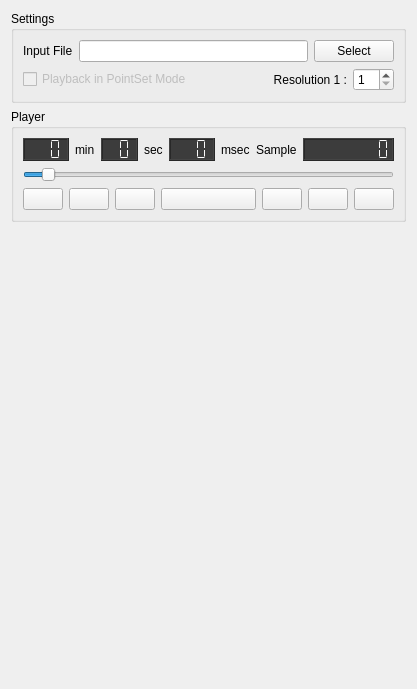
Above: Modules/IGTUI/Qmitk/QmitkIGTPlayerWidgetControls.ui from MITK/MITK before the change. Below: the same form after it.
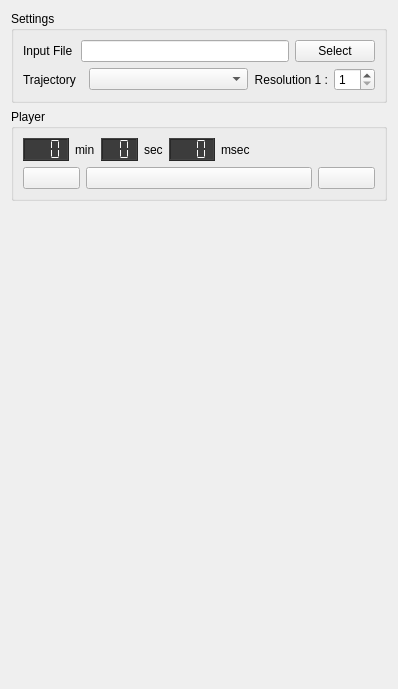
That is the form after the change. Icons and pictures are not drawn.

Commit message: - enhanced NavigationDataPlayerView for replay with trajectory splines - inserted trajectory select combobox for IGTPlayerWidget

The edit to the form file:
```diff
--- a/Modules/IGTUI/Qmitk/QmitkIGTPlayerWidgetControls.ui
+++ b/Modules/IGTUI/Qmitk/QmitkIGTPlayerWidgetControls.ui
@@ -30,13 +30,25 @@
        <layout class="QHBoxLayout" name="horizontalLayout_6">
         <item>
          <widget class="QLabel" name="label_2">
+          <property name="sizePolicy">
+           <sizepolicy hsizetype="Expanding" vsizetype="Preferred">
+            <horstretch>2</horstretch>
+            <verstretch>0</verstretch>
+           </sizepolicy>
+          </property>
           <property name="text">
            <string>Input File</string>
           </property>
          </widget>
         </item>
         <item>
-         <widget class="QLineEdit" name="m_leInputFile">
+         <widget class="QLineEdit" name="inputFileLineEdit">
+          <property name="sizePolicy">
+           <sizepolicy hsizetype="Expanding" vsizetype="Fixed">
+            <horstretch>8</horstretch>
+            <verstretch>0</verstretch>
+           </sizepolicy>
+          </property>
           <property name="minimumSize">
            <size>
             <width>150</width>
@@ -49,7 +61,13 @@
          </widget>
         </item>
         <item>
-         <widget class="QPushButton" name="m_pbLoadDir">
+         <widget class="QPushButton" name="selectPushButton">
+          <property name="sizePolicy">
+           <sizepolicy hsizetype="Minimum" vsizetype="Fixed">
+            <horstretch>2</horstretch>
+            <verstretch>0</verstretch>
+           </sizepolicy>
+          </property>
           <property name="maximumSize">
            <size>
             <width>90</width>
@@ -75,30 +93,36 @@
       <item>
        <layout class="QHBoxLayout" name="horizontalLayout_5">
         <item>
-         <widget class="QCheckBox" name="m_cbPointSetMode">
-          <property name="enabled">
-           <bool>false</bool>
+         <widget class="QLabel" name="label">
+          <property name="sizePolicy">
+           <sizepolicy hsizetype="Expanding" vsizetype="Preferred">
+            <horstretch>2</horstretch>
+            <verstretch>0</verstretch>
+           </sizepolicy>
           </property>
           <property name="text">
-           <string>Playback in PointSet Mode</string>
+           <string>Trajectory  </string>
           </property>
          </widget>
         </item>
         <item>
-         <spacer name="horizontalSpacer">
-          <property name="orientation">
-           <enum>Qt::Horizontal</enum>
+         <widget class="QComboBox" name="trajectorySelectComboBox">
+          <property name="sizePolicy">
+           <sizepolicy hsizetype="Expanding" vsizetype="Fixed">
+            <horstretch>7</horstretch>
+            <verstretch>0</verstretch>
+           </sizepolicy>
           </property>
-          <property name="sizeHint" stdset="0">
-           <size>
-            <width>40</width>
-            <height>20</height>
-           </size>
-          </property>
-         </spacer>
+         </widget>
         </item>
         <item>
-         <widget class="QLabel" name="m_lblResolution">
+         <widget class="QLabel" name="resolutionLabel">
+          <property name="sizePolicy">
+           <sizepolicy hsizetype="Preferred" vsizetype="Preferred">
+            <horstretch>2</horstretch>
+            <verstretch>0</verstretch>
+           </sizepolicy>
+          </property>
           <property name="text">
            <string>Resolution 1 :</string>
           </property>
@@ -108,12 +132,18 @@
          </widget>
         </item>
         <item>
-         <widget class="QSpinBox" name="m_sbResolution">
+         <widget class="QSpinBox" name="resolutionSpinBox">
+          <property name="sizePolicy">
+           <sizepolicy hsizetype="Minimum" vsizetype="Fixed">
+            <horstretch>1</horstretch>
+            <verstretch>0</verstretch>
+           </sizepolicy>
+          </property>
           <property name="minimum">
            <number>1</number>
           </property>
           <property name="maximum">
-           <number>10</number>
+           <number>25</number>
           </property>
          </widget>
         </item>
@@ -218,131 +248,32 @@
           </property>
          </spacer>
         </item>
-        <item>
-         <widget class="QLabel" name="m_lblSample">
-          <property name="text">
-           <string>Sample</string>
-          </property>
-         </widget>
-        </item>
-        <item>
-         <widget class="QLCDNumber" name="m_lcdNrSample">
-          <property name="styleSheet">
-           <string notr="true">background-color: rgb(60, 60, 60);
-color: rgb(250, 250, 250);</string>
-          </property>
-          <property name="numDigits">
-           <number>8</number>
-          </property>
-          <property name="segmentStyle">
-           <enum>QLCDNumber::Flat</enum>
-          </property>
-         </widget>
-        </item>
        </layout>
       </item>
       <item>
-       <widget class="QSlider" name="m_hsPlaybackPosition">
-        <property name="styleSheet">
-         <string notr="true">color: rgb(170, 0, 0);</string>
-        </property>
-        <property name="minimum">
-         <number>0</number>
-        </property>
-        <property name="maximum">
-         <number>100</number>
-        </property>
-        <property name="sliderPosition">
-         <number>5</number>
-        </property>
-        <property name="orientation">
-         <enum>Qt::Horizontal</enum>
-        </property>
-        <property name="invertedAppearance">
-         <bool>false</bool>
-        </property>
-        <property name="invertedControls">
-         <bool>false</bool>
-        </property>
-        <property name="tickPosition">
-         <enum>QSlider::NoTicks</enum>
-        </property>
-       </widget>
-      </item>
-      <item>
-       <layout class="QHBoxLayout" name="horizontalLayout">
+       <layout class="QHBoxLayout" name="horizontalLayout_8">
         <item>
-         <layout class="QHBoxLayout" name="horizontalLayout_3">
-          <item>
-           <widget class="QPushButton" name="m_pbBegin">
-            <property name="sizePolicy">
-             <sizepolicy hsizetype="Preferred" vsizetype="Preferred">
-              <horstretch>0</horstretch>
-              <verstretch>0</verstretch>
-             </sizepolicy>
-            </property>
-            <property name="text">
-             <string/>
-            </property>
-            <property name="icon">
-             <iconset resource="../resources/IGTUI.qrc">
-              <normaloff>:/IGTUI/firstframe.png</normaloff>:/IGTUI/firstframe.png</iconset>
-            </property>
-           </widget>
-          </item>
-          <item>
-           <widget class="QPushButton" name="m_pbFastBackward">
-            <property name="sizePolicy">
-             <sizepolicy hsizetype="Preferred" vsizetype="Preferred">
-              <horstretch>0</horstretch>
-              <verstretch>0</verstretch>
-             </sizepolicy>
-            </property>
-            <property name="text">
-             <string/>
-            </property>
-            <property name="icon">
-             <iconset resource="../resources/IGTUI.qrc">
-              <normaloff>:/IGTUI/fastbackward.png</normaloff>:/IGTUI/fastbackward.png</iconset>
-            </property>
-            <property name="iconSize">
-             <size>
-              <width>20</width>
-              <height>16</height>
-             </size>
-            </property>
-           </widget>
-          </item>
-          <item>
-           <widget class="QPushButton" name="m_pbFrameBackward">
-            <property name="sizePolicy">
-             <sizepolicy hsizetype="Preferred" vsizetype="Preferred">
-              <horstretch>0</horstretch>
-              <verstretch>0</verstretch>
-             </sizepolicy>
-            </property>
-            <property name="sizeIncrement">
-             <size>
-              <width>0</width>
-              <height>0</height>
-             </size>
-            </property>
-            <property name="text">
-             <string/>
-            </property>
-            <property name="icon">
-             <iconset resource="../resources/IGTUI.qrc">
-              <normaloff>:/IGTUI/previousframe.png</normaloff>:/IGTUI/previousframe.png</iconset>
-            </property>
-           </widget>
-          </item>
-         </layout>
+         <widget class="QPushButton" name="beginPushButton">
+          <property name="sizePolicy">
+           <sizepolicy hsizetype="Preferred" vsizetype="Preferred">
+            <horstretch>1</horstretch>
+            <verstretch>0</verstretch>
+           </sizepolicy>
+          </property>
+          <property name="text">
+           <string/>
+          </property>
+          <property name="icon">
+           <iconset resource="../resources/IGTUI.qrc">
+            <normaloff>:/IGTUI/firstframe.png</normaloff>:/IGTUI/firstframe.png</iconset>
+          </property>
+         </widget>
         </item>
         <item>
-         <widget class="QPushButton" name="m_pbPlay">
+         <widget class="QPushButton" name="playPushButton">
           <property name="sizePolicy">
-           <sizepolicy hsizetype="Expanding" vsizetype="Preferred">
-            <horstretch>0</horstretch>
+           <sizepolicy hsizetype="Preferred" vsizetype="Preferred">
+            <horstretch>4</horstretch>
             <verstretch>0</verstretch>
            </sizepolicy>
           </property>
@@ -372,65 +303,21 @@
          </widget>
         </item>
         <item>
-         <layout class="QHBoxLayout" name="horizontalLayout_4">
-          <item>
-           <widget class="QPushButton" name="m_pbFrameForward">
-            <property name="sizePolicy">
-             <sizepolicy hsizetype="Preferred" vsizetype="Preferred">
-              <horstretch>0</horstretch>
-              <verstretch>0</verstretch>
-             </sizepolicy>
-            </property>
-            <property name="text">
-             <string/>
-            </property>
-            <property name="icon">
-             <iconset resource="../resources/IGTUI.qrc">
-              <normaloff>:/IGTUI/nextframe.png</normaloff>:/IGTUI/nextframe.png</iconset>
-            </property>
-           </widget>
-          </item>
-          <item>
-           <widget class="QPushButton" name="m_pbFastForward">
-            <property name="sizePolicy">
-             <sizepolicy hsizetype="Preferred" vsizetype="Preferred">
-              <horstretch>0</horstretch>
-              <verstretch>0</verstretch>
-             </sizepolicy>
-            </property>
-            <property name="text">
-             <string/>
-            </property>
-            <property name="icon">
-             <iconset resource="../resources/IGTUI.qrc">
-              <normaloff>:/IGTUI/fastforward.png</normaloff>:/IGTUI/fastforward.png</iconset>
-            </property>
-            <property name="iconSize">
-             <size>
-              <width>20</width>
-              <height>16</height>
-             </size>
-            </property>
-           </widget>
-          </item>
-          <item>
-           <widget class="QPushButton" name="m_pbEnd">
-            <property name="sizePolicy">
-             <sizepolicy hsizetype="Preferred" vsizetype="Preferred">
-              <horstretch>0</horstretch>
-              <verstretch>0</verstretch>
-             </sizepolicy>
-            </property>
-            <property name="text">
-             <string/>
-            </property>
-            <property name="icon">
-             <iconset resource="../resources/IGTUI.qrc">
-              <normaloff>:/IGTUI/stop.png</normaloff>:/IGTUI/stop.png</iconset>
-            </property>
-           </widget>
-          </item>
-         </layout>
+         <widget class="QPushButton" name="stopPushButton">
+          <property name="sizePolicy">
+           <sizepolicy hsizetype="Preferred" vsizetype="Preferred">
+            <horstretch>1</horstretch>
+            <verstretch>0</verstretch>
+           </sizepolicy>
+          </property>
+          <property name="text">
+           <string/>
+          </property>
+          <property name="icon">
+           <iconset resource="../resources/IGTUI.qrc">
+            <normaloff>:/IGTUI/stop.png</normaloff>:/IGTUI/stop.png</iconset>
+          </property>
+         </widget>
         </item>
        </layout>
       </item>
```
Left out of the diff: 6 changed lines with no effect on the pictures. The commit also changes 9 other files.
